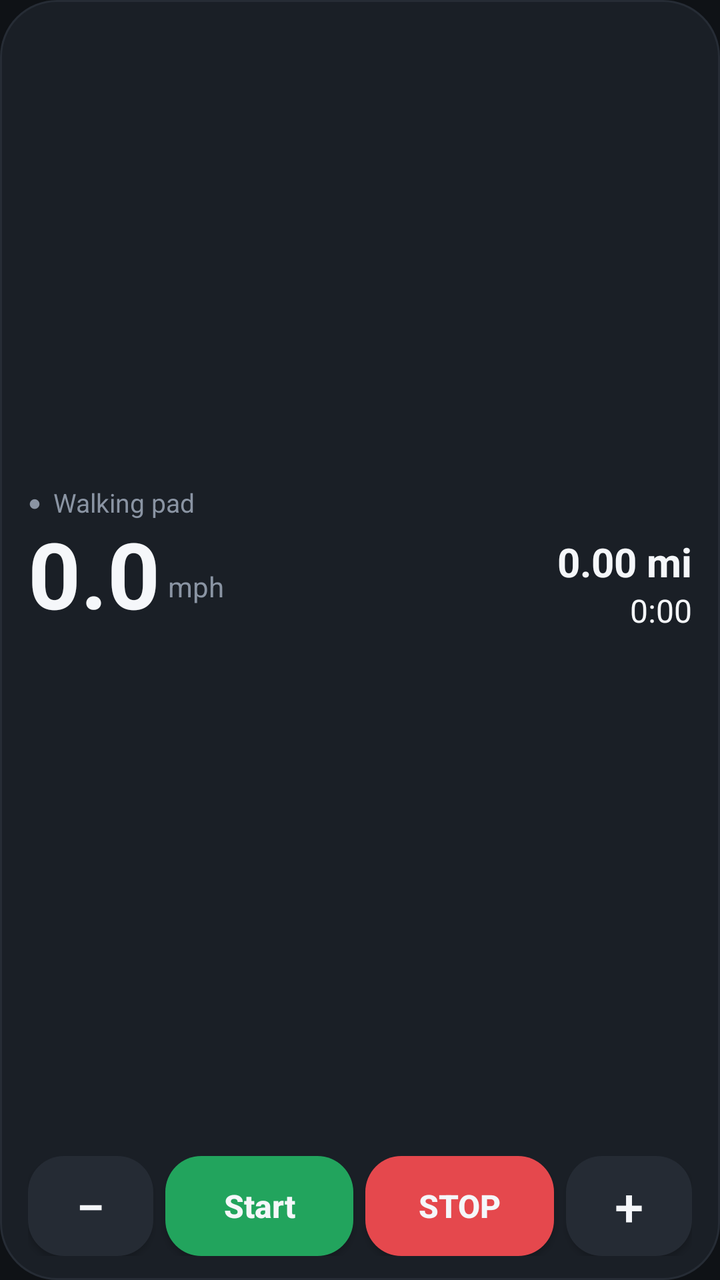
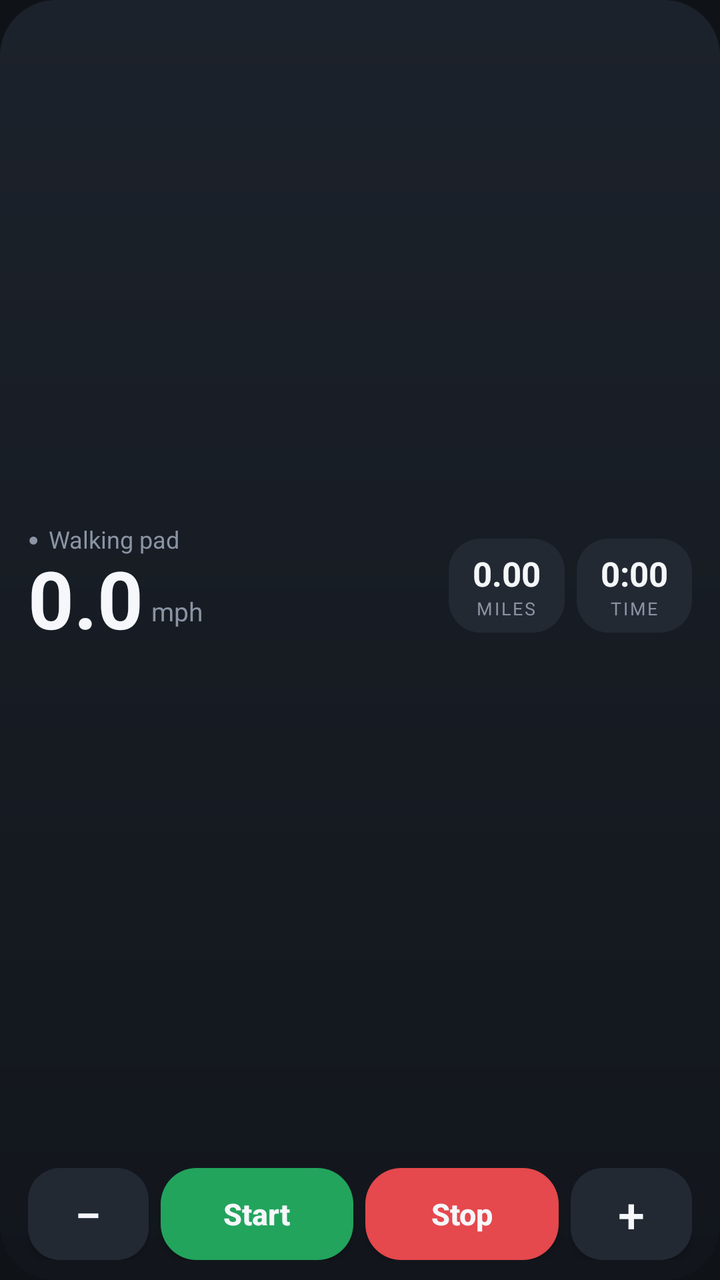

Compare the two renders of this Android layout. The source of the first and the diff that turns it into the second are given below.
<!-- AndroidManifest.xml: application theme AppTheme -->
<!-- res/layout/widget.xml -->
<?xml version="1.0" encoding="utf-8"?>
<LinearLayout xmlns:android="http://schemas.android.com/apk/res/android"
    android:id="@+id/w_root" android:layout_width="match_parent" android:layout_height="match_parent"
    android:orientation="vertical" android:paddingHorizontal="14dp" android:paddingVertical="12dp" android:background="@drawable/bg_widget">

    <LinearLayout android:id="@+id/w_info" android:layout_width="match_parent" android:layout_height="0dp" android:layout_weight="1"
        android:orientation="vertical" android:gravity="center_vertical">

        <LinearLayout android:layout_width="match_parent" android:layout_height="wrap_content" android:orientation="horizontal" android:gravity="center_vertical">
            <TextView android:id="@+id/w_dot" android:layout_width="wrap_content" android:layout_height="wrap_content"
                android:text="●" android:textColor="@color/muted" android:textSize="11sp" />
            <TextView android:id="@+id/w_status" android:layout_width="0dp" android:layout_height="wrap_content" android:layout_weight="1"
                android:layout_marginStart="6dp" android:text="Walking pad" android:textColor="@color/muted" android:textSize="13sp"
                android:maxLines="1" android:ellipsize="end" />
            <TextView android:id="@+id/w_target" android:layout_width="wrap_content" android:layout_height="wrap_content"
                android:text="" android:textColor="@color/muted" android:textSize="13sp" />
        </LinearLayout>

        <LinearLayout android:layout_width="match_parent" android:layout_height="wrap_content" android:layout_marginTop="2dp"
            android:orientation="horizontal" android:gravity="bottom">
            <TextView android:id="@+id/w_speed" android:layout_width="wrap_content" android:layout_height="wrap_content"
                android:text="0.0" android:textColor="@color/text" android:textSize="46sp" android:textStyle="bold"
                android:includeFontPadding="false" android:fontFeatureSettings="tnum" />
            <TextView android:layout_width="wrap_content" android:layout_height="wrap_content" android:layout_marginStart="4dp"
                android:layout_marginBottom="6dp" android:text="mph" android:textColor="@color/muted" android:textSize="14sp" />
            <LinearLayout android:layout_width="0dp" android:layout_height="wrap_content" android:layout_weight="1"
                android:orientation="vertical" android:gravity="end">
                <TextView android:id="@+id/w_dist" android:layout_width="wrap_content" android:layout_height="wrap_content"
                    android:text="0.00 mi" android:textColor="@color/text" android:textSize="20sp" android:textStyle="bold" android:fontFeatureSettings="tnum" />
                <TextView android:id="@+id/w_time" android:layout_width="wrap_content" android:layout_height="wrap_content"
                    android:text="0:00" android:textColor="@color/text" android:textSize="16sp" android:fontFeatureSettings="tnum" />
            </LinearLayout>
        </LinearLayout>

        <TextView android:id="@+id/w_extra" android:layout_width="match_parent" android:layout_height="wrap_content" android:layout_marginTop="4dp"
            android:gravity="end" android:text="" android:textColor="@color/muted" android:textSize="13sp" android:maxLines="1" />
    </LinearLayout>

    <LinearLayout android:layout_width="match_parent" android:layout_height="50dp" android:layout_marginTop="10dp" android:orientation="horizontal">
        <Button android:id="@+id/w_down" android:layout_width="0dp" android:layout_height="match_parent" android:layout_weight="1"
            android:text="−" android:textSize="26sp" android:textColor="@color/text" android:background="@drawable/bg_btn" />
        <Button android:id="@+id/w_start" android:layout_width="0dp" android:layout_height="match_parent" android:layout_weight="1.5"
            android:layout_marginStart="6dp" android:text="Start" android:textAllCaps="false" android:textSize="16sp" android:textStyle="bold"
            android:textColor="@color/text" android:background="@drawable/bg_go" />
        <Button android:id="@+id/w_stop" android:layout_width="0dp" android:layout_height="match_parent" android:layout_weight="1.5"
            android:layout_marginStart="6dp" android:text="STOP" android:textSize="16sp" android:textStyle="bold"
            android:textColor="@color/text" android:background="@drawable/bg_stop" />
        <Button android:id="@+id/w_up" android:layout_width="0dp" android:layout_height="match_parent" android:layout_weight="1"
            android:layout_marginStart="6dp" android:text="+" android:textSize="26sp" android:textColor="@color/text" android:background="@drawable/bg_btn" />
    </LinearLayout>
</LinearLayout>
<!-- resources referenced by this layout -->
<resources>
  <color name="muted">#FF8A94A3</color>
  <color name="text">#FFF5F7FA</color>
  <!-- drawable bg_btn (drawable) -->
  <?xml version="1.0" encoding="utf-8"?>
  <shape xmlns:android="http://schemas.android.com/apk/res/android" android:shape="rectangle">
      <solid android:color="@color/btn" /><corners android:radius="18dp" />
  </shape>
  <!-- drawable bg_go (drawable) -->
  <?xml version="1.0" encoding="utf-8"?>
  <shape xmlns:android="http://schemas.android.com/apk/res/android" android:shape="rectangle">
      <solid android:color="@color/go" /><corners android:radius="18dp" />
  </shape>
  <!-- drawable bg_stop (drawable) -->
  <?xml version="1.0" encoding="utf-8"?>
  <shape xmlns:android="http://schemas.android.com/apk/res/android" android:shape="rectangle">
      <solid android:color="@color/stop" /><corners android:radius="18dp" />
  </shape>
  <!-- drawable bg_widget (drawable) -->
  <?xml version="1.0" encoding="utf-8"?>
  <shape xmlns:android="http://schemas.android.com/apk/res/android" android:shape="rectangle">
      <solid android:color="@color/card" /><corners android:radius="28dp" />
      <stroke android:width="1dp" android:color="@color/line" />
  </shape>
  <style name="AppTheme" parent="@android:style/Theme.DeviceDefault.NoActionBar">
          <item name="android:windowBackground">@color/bg</item>
          <item name="android:statusBarColor">@color/bg</item>
          <item name="android:navigationBarColor">@color/bg</item>
      </style>
  <color name="btn">#FF252B34</color>
  <color name="go">#FF22A45D</color>
  <color name="stop">#FFE5484D</color>
  <color name="card">#FF1A1F26</color>
  <color name="line">#FF262C35</color>
  <color name="bg">#FF0F1216</color>
</resources>

<!-- the commit's change to res/layout/widget.xml (unified diff, before → after) -->
@@ -1,51 +1,52 @@
 <?xml version="1.0" encoding="utf-8"?>
 <LinearLayout xmlns:android="http://schemas.android.com/apk/res/android"
-    android:id="@+id/w_root" android:layout_width="match_parent" android:layout_height="match_parent"
-    android:orientation="vertical" android:paddingHorizontal="14dp" android:paddingVertical="12dp" android:background="@drawable/bg_widget">
+    android:layout_width="match_parent" android:layout_height="match_parent"
+    android:orientation="vertical" android:paddingHorizontal="14dp" android:paddingVertical="10dp" android:background="@drawable/bg_widget">
 
     <LinearLayout android:id="@+id/w_info" android:layout_width="match_parent" android:layout_height="0dp" android:layout_weight="1"
-        android:orientation="vertical" android:gravity="center_vertical">
-
-        <LinearLayout android:layout_width="match_parent" android:layout_height="wrap_content" android:orientation="horizontal" android:gravity="center_vertical">
-            <TextView android:id="@+id/w_dot" android:layout_width="wrap_content" android:layout_height="wrap_content"
-                android:text="●" android:textColor="@color/muted" android:textSize="11sp" />
-            <TextView android:id="@+id/w_status" android:layout_width="0dp" android:layout_height="wrap_content" android:layout_weight="1"
-                android:layout_marginStart="6dp" android:text="Walking pad" android:textColor="@color/muted" android:textSize="13sp"
-                android:maxLines="1" android:ellipsize="end" />
-            <TextView android:id="@+id/w_target" android:layout_width="wrap_content" android:layout_height="wrap_content"
-                android:text="" android:textColor="@color/muted" android:textSize="13sp" />
-        </LinearLayout>
-
-        <LinearLayout android:layout_width="match_parent" android:layout_height="wrap_content" android:layout_marginTop="2dp"
-            android:orientation="horizontal" android:gravity="bottom">
-            <TextView android:id="@+id/w_speed" android:layout_width="wrap_content" android:layout_height="wrap_content"
-                android:text="0.0" android:textColor="@color/text" android:textSize="46sp" android:textStyle="bold"
-                android:includeFontPadding="false" android:fontFeatureSettings="tnum" />
-            <TextView android:layout_width="wrap_content" android:layout_height="wrap_content" android:layout_marginStart="4dp"
-                android:layout_marginBottom="6dp" android:text="mph" android:textColor="@color/muted" android:textSize="14sp" />
-            <LinearLayout android:layout_width="0dp" android:layout_height="wrap_content" android:layout_weight="1"
-                android:orientation="vertical" android:gravity="end">
-                <TextView android:id="@+id/w_dist" android:layout_width="wrap_content" android:layout_height="wrap_content"
-                    android:text="0.00 mi" android:textColor="@color/text" android:textSize="20sp" android:textStyle="bold" android:fontFeatureSettings="tnum" />
-                <TextView android:id="@+id/w_time" android:layout_width="wrap_content" android:layout_height="wrap_content"
-                    android:text="0:00" android:textColor="@color/text" android:textSize="16sp" android:fontFeatureSettings="tnum" />
+        android:orientation="horizontal" android:gravity="center_vertical">
+        <LinearLayout android:layout_width="wrap_content" android:layout_height="wrap_content" android:orientation="vertical">
+            <LinearLayout android:layout_width="wrap_content" android:layout_height="wrap_content" android:orientation="horizontal" android:gravity="center_vertical">
+                <TextView android:id="@+id/w_dot" android:layout_width="wrap_content" android:layout_height="wrap_content"
+                    android:text="●" android:textColor="@color/muted" android:textSize="9sp" />
+                <TextView android:id="@+id/w_status" android:layout_width="wrap_content" android:layout_height="wrap_content"
+                    android:layout_marginStart="5dp" android:text="Walking pad" android:textColor="@color/muted" android:textSize="12sp" android:maxLines="1" />
+            </LinearLayout>
+            <LinearLayout android:layout_width="wrap_content" android:layout_height="wrap_content" android:orientation="horizontal" android:gravity="bottom">
+                <TextView android:id="@+id/w_speed" android:layout_width="wrap_content" android:layout_height="wrap_content"
+                    android:text="0.0" android:textColor="@color/text" android:textSize="40sp" android:textStyle="bold"
+                    android:includeFontPadding="false" android:fontFeatureSettings="tnum" />
+                <TextView android:layout_width="wrap_content" android:layout_height="wrap_content" android:layout_marginStart="4dp"
+                    android:layout_marginBottom="4dp" android:text="mph" android:textColor="@color/muted" android:textSize="13sp" />
             </LinearLayout>
         </LinearLayout>
-
-        <TextView android:id="@+id/w_extra" android:layout_width="match_parent" android:layout_height="wrap_content" android:layout_marginTop="4dp"
-            android:gravity="end" android:text="" android:textColor="@color/muted" android:textSize="13sp" android:maxLines="1" />
+        <TextView android:layout_width="0dp" android:layout_height="wrap_content" android:layout_weight="1" />
+        <LinearLayout android:layout_width="wrap_content" android:layout_height="wrap_content" android:orientation="vertical"
+            android:gravity="center" android:paddingHorizontal="12dp" android:paddingVertical="6dp" android:background="@drawable/bg_tile">
+            <TextView android:id="@+id/w_dist" android:layout_width="wrap_content" android:layout_height="wrap_content"
+                android:text="0.00" android:textColor="@color/text" android:textSize="17sp" android:textStyle="bold" android:fontFeatureSettings="tnum" />
+            <TextView android:layout_width="wrap_content" android:layout_height="wrap_content" android:text="MILES"
+                android:textColor="@color/muted" android:textSize="9sp" android:letterSpacing="0.1" />
+        </LinearLayout>
+        <LinearLayout android:layout_width="wrap_content" android:layout_height="wrap_content" android:layout_marginStart="6dp" android:orientation="vertical"
+            android:gravity="center" android:paddingHorizontal="12dp" android:paddingVertical="6dp" android:background="@drawable/bg_tile">
+            <TextView android:id="@+id/w_time" android:layout_width="wrap_content" android:layout_height="wrap_content"
+                android:text="0:00" android:textColor="@color/text" android:textSize="17sp" android:textStyle="bold" android:fontFeatureSettings="tnum" />
+            <TextView android:layout_width="wrap_content" android:layout_height="wrap_content" android:text="TIME"
+                android:textColor="@color/muted" android:textSize="9sp" android:letterSpacing="0.1" />
+        </LinearLayout>
     </LinearLayout>
 
-    <LinearLayout android:layout_width="match_parent" android:layout_height="50dp" android:layout_marginTop="10dp" android:orientation="horizontal">
+    <LinearLayout android:layout_width="match_parent" android:layout_height="46dp" android:layout_marginTop="8dp" android:orientation="horizontal">
         <Button android:id="@+id/w_down" android:layout_width="0dp" android:layout_height="match_parent" android:layout_weight="1"
-            android:text="−" android:textSize="26sp" android:textColor="@color/text" android:background="@drawable/bg_btn" />
-        <Button android:id="@+id/w_start" android:layout_width="0dp" android:layout_height="match_parent" android:layout_weight="1.5"
-            android:layout_marginStart="6dp" android:text="Start" android:textAllCaps="false" android:textSize="16sp" android:textStyle="bold"
+            android:text="−" android:textSize="24sp" android:textColor="@color/text" android:background="@drawable/bg_tile" />
+        <Button android:id="@+id/w_start" android:layout_width="0dp" android:layout_height="match_parent" android:layout_weight="1.6"
+            android:layout_marginStart="6dp" android:text="Start" android:textAllCaps="false" android:textSize="15sp" android:textStyle="bold"
             android:textColor="@color/text" android:background="@drawable/bg_go" />
-        <Button android:id="@+id/w_stop" android:layout_width="0dp" android:layout_height="match_parent" android:layout_weight="1.5"
-            android:layout_marginStart="6dp" android:text="STOP" android:textSize="16sp" android:textStyle="bold"
+        <Button android:id="@+id/w_stop" android:layout_width="0dp" android:layout_height="match_parent" android:layout_weight="1.6"
+            android:layout_marginStart="6dp" android:text="Stop" android:textAllCaps="false" android:textSize="15sp" android:textStyle="bold"
             android:textColor="@color/text" android:background="@drawable/bg_stop" />
         <Button android:id="@+id/w_up" android:layout_width="0dp" android:layout_height="match_parent" android:layout_weight="1"
-            android:layout_marginStart="6dp" android:text="+" android:textSize="26sp" android:textColor="@color/text" android:background="@drawable/bg_btn" />
+            android:layout_marginStart="6dp" android:text="+" android:textSize="24sp" android:textColor="@color/text" android:background="@drawable/bg_tile" />
     </LinearLayout>
 </LinearLayout>
<!-- resource entries referenced after the edit -->
@@ -2,11 +2,6 @@
 <resources>
   <color name="muted">#FF8A94A3</color>
   <color name="text">#FFF5F7FA</color>
-  <!-- drawable bg_btn (drawable) -->
-  <?xml version="1.0" encoding="utf-8"?>
-  <shape xmlns:android="http://schemas.android.com/apk/res/android" android:shape="rectangle">
-      <solid android:color="@color/btn" /><corners android:radius="18dp" />
-  </shape>
   <!-- drawable bg_go (drawable) -->
   <?xml version="1.0" encoding="utf-8"?>
   <shape xmlns:android="http://schemas.android.com/apk/res/android" android:shape="rectangle">
@@ -17,22 +12,24 @@
   <shape xmlns:android="http://schemas.android.com/apk/res/android" android:shape="rectangle">
       <solid android:color="@color/stop" /><corners android:radius="18dp" />
   </shape>
+  <!-- drawable bg_tile (drawable) -->
+  <?xml version="1.0" encoding="utf-8"?>
+  <shape xmlns:android="http://schemas.android.com/apk/res/android" android:shape="rectangle">
+      <solid android:color="#FF232933" /><corners android:radius="16dp" />
+  </shape>
   <!-- drawable bg_widget (drawable) -->
   <?xml version="1.0" encoding="utf-8"?>
   <shape xmlns:android="http://schemas.android.com/apk/res/android" android:shape="rectangle">
-      <solid android:color="@color/card" /><corners android:radius="28dp" />
-      <stroke android:width="1dp" android:color="@color/line" />
+      <gradient android:angle="270" android:startColor="#FF1C222B" android:endColor="#FF12161C" />
+      <corners android:radius="28dp" />
   </shape>
   <style name="AppTheme" parent="@android:style/Theme.DeviceDefault.NoActionBar">
           <item name="android:windowBackground">@color/bg</item>
           <item name="android:statusBarColor">@color/bg</item>
           <item name="android:navigationBarColor">@color/bg</item>
       </style>
-  <color name="btn">#FF252B34</color>
   <color name="go">#FF22A45D</color>
   <color name="stop">#FFE5484D</color>
-  <color name="card">#FF1A1F26</color>
-  <color name="line">#FF262C35</color>
   <color name="bg">#FF0F1216</color>
 </resources>
 
